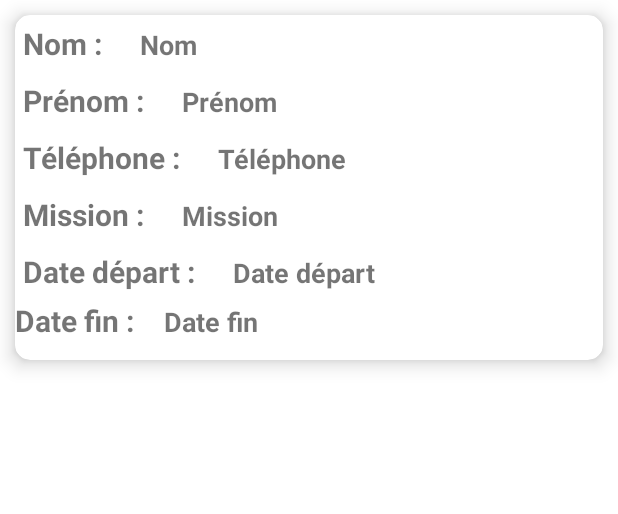
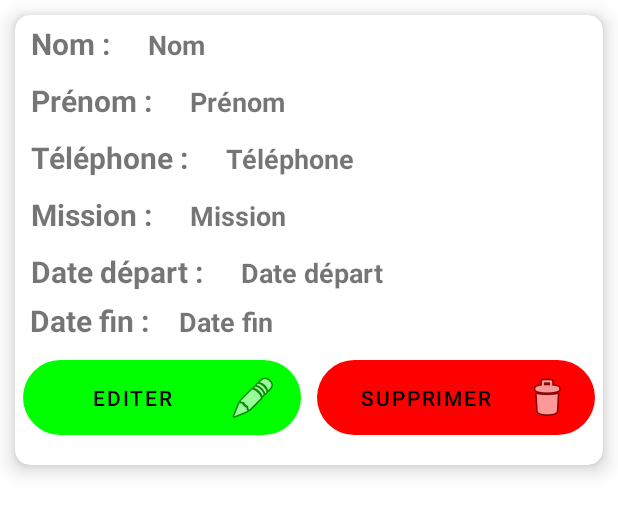
Before and after one commit to Aymane-Moussa/Suivi-des-employ-s, an Android app: the layout item.xml on its own in the app's theme, with its tools: preview values and no code run, on a phone screen of 412 x 824 dp. Shown: the top 514 px of the screen. Run offline under Robolectric (Android 15) with nearby library versions, the phone set to English and light mode, and no system bars.

Commit message:
new buttons to -affichage emloyes- and add new functionality on add employee

```diff
--- /dev/null
+++ b/app/src/main/res/drawable/rounded_corners.xml
@@ -0,0 +1,4 @@
+<?xml version="1.0" encoding="utf-8"?>
+<shape xmlns:android="http://schemas.android.com/apk/res/android">
+    <corners android:radius="28dp" />
+</shape>
--- a/app/src/main/res/layout/item.xml
+++ b/app/src/main/res/layout/item.xml
@@ -1,12 +1,13 @@
 <?xml version="1.0" encoding="utf-8"?>
 <androidx.cardview.widget.CardView xmlns:android="http://schemas.android.com/apk/res/android"
     android:layout_width="match_parent"
-    android:layout_height="230dp"
+    android:layout_height="300dp"
     xmlns:app="http://schemas.android.com/apk/res-auto"
     app:cardElevation="8dp"
     app:cardCornerRadius="10dp"
     android:padding="10dp"
-    android:layout_margin="10dp">
+    android:layout_margin="10dp"
+    android:backgroundTint="@color/white">
     <LinearLayout
         android:layout_width="match_parent"
         android:layout_height="wrap_content"
@@ -20,6 +21,7 @@
                 android:layout_height="wrap_content"
                 android:text="Nom :"
                 android:padding="5dp"
+                android:layout_marginLeft="5dp"
                 android:textSize="20sp"
                 android:textStyle="bold"/>
             <TextView
@@ -40,6 +42,7 @@
                 android:layout_width="wrap_content"
                 android:layout_height="wrap_content"
                 android:text="Prénom :"
+                android:layout_marginLeft="5dp"
                 android:padding="5dp"
                 android:textSize="20sp"
                 android:textStyle="bold"/>
@@ -47,6 +50,7 @@
                 android:layout_width="wrap_content"
                 android:layout_height="wrap_content"
                 android:text="Prénom"
+
                 android:textSize="18sp"
                 android:layout_marginStart="20dp"
                 android:textStyle="bold"
@@ -61,6 +65,7 @@
                 android:layout_width="wrap_content"
                 android:layout_height="wrap_content"
                 android:text="Téléphone :"
+                android:layout_marginLeft="5dp"
                 android:padding="5dp"
                 android:textSize="20sp"
                 android:textStyle="bold"/>
@@ -82,6 +87,7 @@
                 android:layout_width="wrap_content"
                 android:layout_height="wrap_content"
                 android:text="Mission :"
+                android:layout_marginLeft="5dp"
                 android:padding="5dp"
                 android:textSize="20sp"
                 android:textStyle="bold"/>
@@ -103,6 +109,7 @@
                 android:layout_width="wrap_content"
                 android:layout_height="wrap_content"
                 android:text="Date départ :"
+                android:layout_marginLeft="5dp"
                 android:padding="5dp"
                 android:textSize="20sp"
                 android:textStyle="bold"/>
@@ -123,7 +130,8 @@
             <TextView
                 android:layout_width="wrap_content"
                 android:layout_height="wrap_content"
-                android:text="Date fin :"
+                android:text=" Date fin :"
+                android:layout_marginLeft="5dp"
                 android:textSize="20sp"
                 android:textStyle="bold"/>
             <TextView
@@ -136,5 +144,37 @@
                 android:id="@+id/date_fin"/>
 
         </LinearLayout>
+        <LinearLayout
+            android:layout_marginTop="7dp"
+            android:layout_width="match_parent"
+            android:layout_height="match_parent"
+            android:orientation="horizontal">
+
+            <Button
+                android:layout_margin="5dp"
+                android:background="@drawable/rounded_corners"
+                android:layout_width="180dp"
+                android:layout_height="50dp"
+                android:layout_weight=".50"
+                app:backgroundTint="#00FF00"
+                android:text="Editer"
+                android:textColor="@color/black"
+                android:drawableEnd="@android:drawable/ic_menu_edit"
+                >
+            </Button>
+
+            <Button
+                android:layout_margin="5dp"
+                android:background="@drawable/rounded_corners"
+                android:layout_width="180dp"
+                android:layout_height="50dp"
+                android:layout_weight=".50"
+                app:backgroundTint="#FF0000"
+                android:text="Supprimer"
+                android:textColor="@color/black"
+                android:drawableEnd="@android:drawable/ic_menu_delete">
+            </Button>
+
+        </LinearLayout>
 </LinearLayout>
 </androidx.cardview.widget.CardView>
--- a/build.gradle
+++ b/build.gradle
@@ -5,7 +5,7 @@ buildscript {
         jcenter()
     }
     dependencies {
-        classpath "com.android.tools.build:gradle:4.1.3"
+        classpath 'com.android.tools.build:gradle:4.2.0'
         classpath 'com.google.gms:google-services:4.3.3'
 
         // NOTE: Do not place your application dependencies here; they belong
```
Also changed, not shown: app/src/main/java/com/example/suivi_des_employes/AjouterEmploye.java (+22 -9 lines), app/src/main/res/layout/activity_affichage_employes.xml (+4 -4 lines), app/src/main/res/layout/activity_ajouter_employe.xml (+14 -1 lines), gradle/wrapper/gradle-wrapper.properties.
